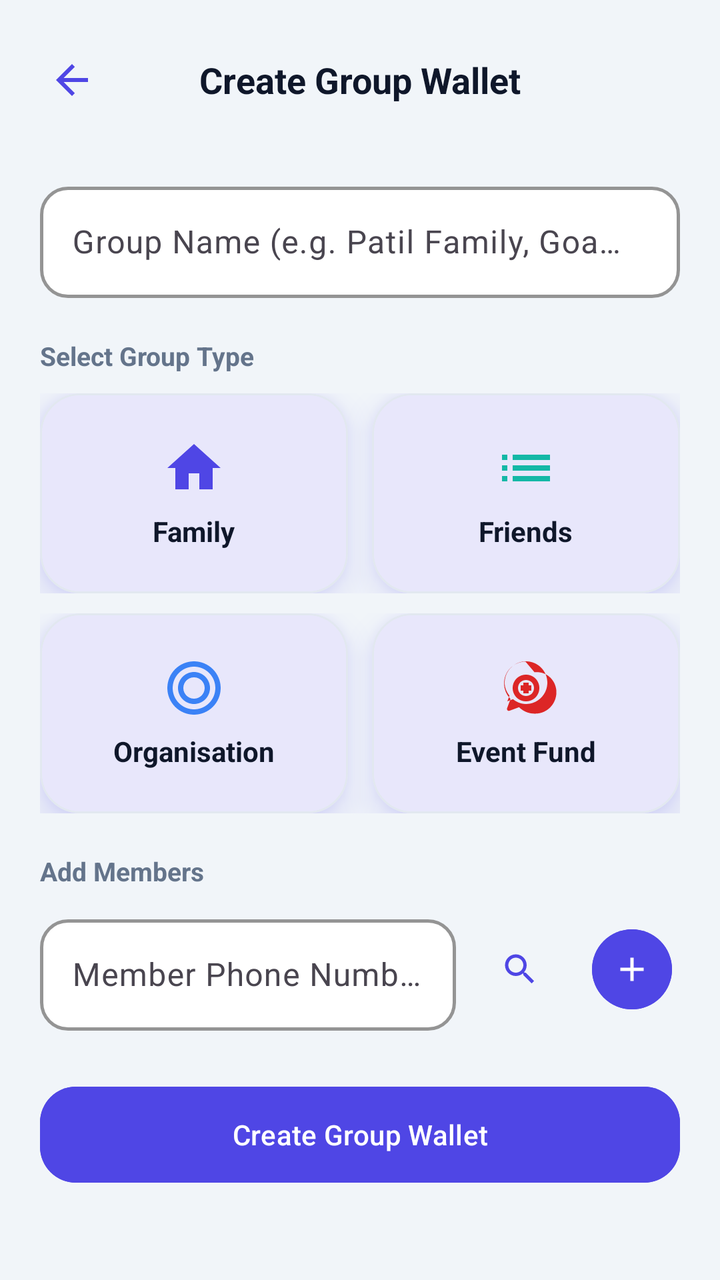
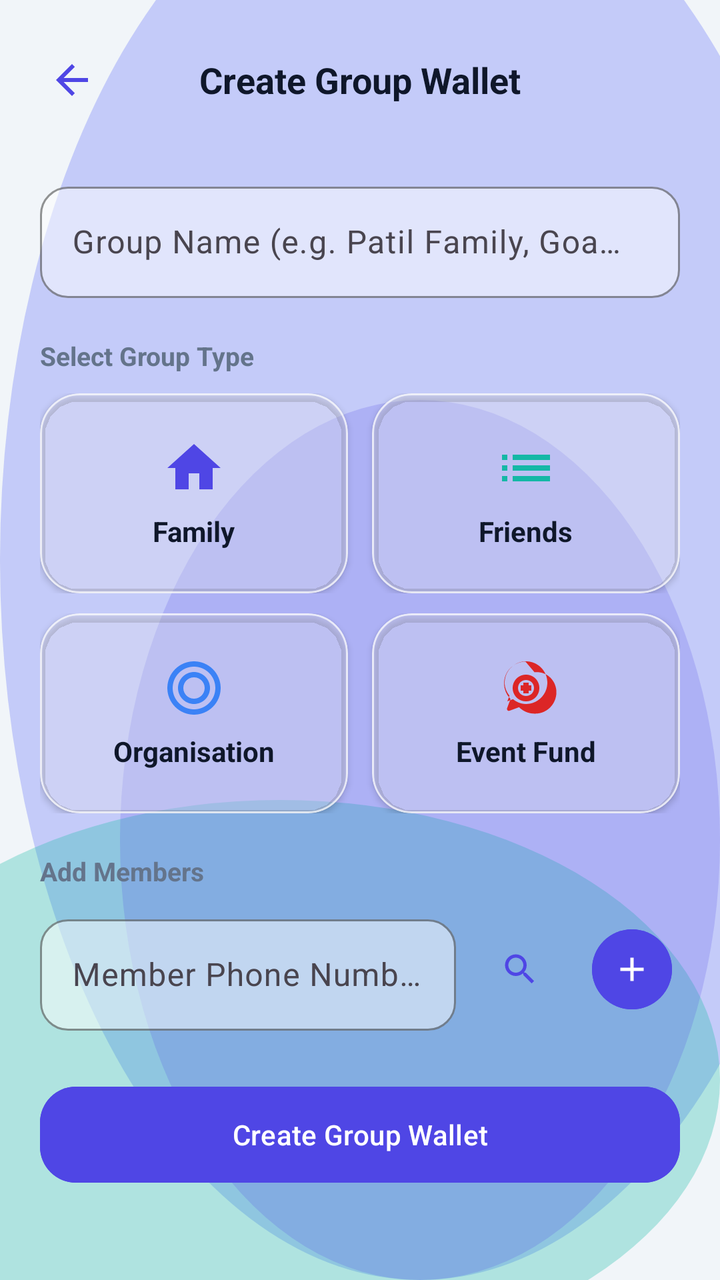

Screens rendered from an Android XML layout before and after an edit, with the pre-edit source and the edit as a unified diff.
<!-- AndroidManifest.xml: application theme Theme.MoneyLens -->
<!-- res/layout/activity_create_group.xml -->
<?xml version="1.0" encoding="utf-8"?>
<androidx.coordinatorlayout.widget.CoordinatorLayout xmlns:android="http://schemas.android.com/apk/res/android"
    xmlns:app="http://schemas.android.com/apk/res-auto"
    xmlns:tools="http://schemas.android.com/tools"
    android:layout_width="match_parent"
    android:layout_height="match_parent"
    android:background="@color/colorBackground">

    <LinearLayout
        android:layout_width="match_parent"
        android:layout_height="match_parent"
        android:orientation="vertical">

        
        <RelativeLayout
            android:id="@+id/layoutAppBar"
            android:layout_width="match_parent"
            android:layout_height="56dp"
            android:layout_marginTop="12dp"
            android:paddingHorizontal="16dp">

            <ImageView
                android:id="@+id/btnBack"
                android:layout_width="40dp"
                android:layout_height="40dp"
                android:layout_centerVertical="true"
                android:padding="8dp"
                android:src="@drawable/ic_back"
                android:background="?attr/selectableItemBackgroundBorderless"
                android:contentDescription="Back" />

            <TextView
                android:layout_width="wrap_content"
                android:layout_height="wrap_content"
                android:layout_centerInParent="true"
                android:text="Create Group Wallet"
                android:textColor="@color/colorTextPrimary"
                android:textSize="18sp"
                android:textStyle="bold" />
        </RelativeLayout>

        <androidx.core.widget.NestedScrollView
            android:layout_width="match_parent"
            android:layout_height="0dp"
            android:layout_weight="1"
            android:fillViewport="true">

            <LinearLayout
                android:layout_width="match_parent"
                android:layout_height="wrap_content"
                android:orientation="vertical"
                android:padding="20dp">

                
                <com.google.android.material.textfield.TextInputLayout
                    android:id="@+id/inputLayoutGroupName"
                    style="@style/ClayInput"
                    android:layout_width="match_parent"
                    android:layout_height="wrap_content"
                    android:hint="Group Name (e.g. Patil Family, Goa Trip)"
                    android:layout_marginBottom="20dp">

                    <com.google.android.material.textfield.TextInputEditText
                        android:id="@+id/etGroupName"
                        android:layout_width="match_parent"
                        android:layout_height="wrap_content"
                        android:inputType="textCapWords" />
                </com.google.android.material.textfield.TextInputLayout>

                
                <TextView
                    android:layout_width="wrap_content"
                    android:layout_height="wrap_content"
                    android:text="Select Group Type"
                    android:textColor="@color/colorTextSecondary"
                    android:textSize="13sp"
                    android:textStyle="bold"
                    android:layout_marginBottom="10dp" />

                
                <LinearLayout
                    android:layout_width="match_parent"
                    android:layout_height="wrap_content"
                    android:orientation="vertical"
                    android:layout_marginBottom="20dp">

                    
                    <LinearLayout
                        android:layout_width="match_parent"
                        android:layout_height="wrap_content"
                        android:orientation="horizontal"
                        android:layout_marginBottom="10dp">

                        
                        <com.google.android.material.card.MaterialCardView
                            android:id="@+id/cardTypeFamily"
                            style="@style/ClayCard"
                            android:layout_width="0dp"
                            android:layout_height="100dp"
                            android:layout_weight="1"
                            android:layout_marginEnd="6dp"
                            android:clickable="true"
                            android:focusable="true">

                            <LinearLayout
                                android:layout_width="match_parent"
                                android:layout_height="match_parent"
                                android:orientation="vertical"
                                android:gravity="center"
                                android:padding="8dp">

                                <ImageView
                                    android:layout_width="32dp"
                                    android:layout_height="32dp"
                                    android:src="@drawable/ic_home"
                                    app:tint="@color/colorPrimary" />

                                <TextView
                                    android:layout_width="wrap_content"
                                    android:layout_height="wrap_content"
                                    android:layout_marginTop="6dp"
                                    android:text="Family"
                                    android:textColor="@color/colorTextPrimary"
                                    android:textSize="14sp"
                                    android:textStyle="bold" />
                            </LinearLayout>
                        </com.google.android.material.card.MaterialCardView>

                        
                        <com.google.android.material.card.MaterialCardView
                            android:id="@+id/cardTypeFriends"
                            style="@style/ClayCard"
                            android:layout_width="0dp"
                            android:layout_height="100dp"
                            android:layout_weight="1"
                            android:layout_marginStart="6dp"
                            android:clickable="true"
                            android:focusable="true">

                            <LinearLayout
                                android:layout_width="match_parent"
                                android:layout_height="match_parent"
                                android:orientation="vertical"
                                android:gravity="center"
                                android:padding="8dp">

                                <ImageView
                                    android:layout_width="32dp"
                                    android:layout_height="32dp"
                                    android:src="@drawable/ic_list"
                                    app:tint="@color/colorSecondary" />

                                <TextView
                                    android:layout_width="wrap_content"
                                    android:layout_height="wrap_content"
                                    android:layout_marginTop="6dp"
                                    android:text="Friends"
                                    android:textColor="@color/colorTextPrimary"
                                    android:textSize="14sp"
                                    android:textStyle="bold" />
                            </LinearLayout>
                        </com.google.android.material.card.MaterialCardView>
                    </LinearLayout>

                    
                    <LinearLayout
                        android:layout_width="match_parent"
                        android:layout_height="wrap_content"
                        android:orientation="horizontal">

                        
                        <com.google.android.material.card.MaterialCardView
                            android:id="@+id/cardTypeOrg"
                            style="@style/ClayCard"
                            android:layout_width="0dp"
                            android:layout_height="100dp"
                            android:layout_weight="1"
                            android:layout_marginEnd="6dp"
                            android:clickable="true"
                            android:focusable="true">

                            <LinearLayout
                                android:layout_width="match_parent"
                                android:layout_height="match_parent"
                                android:orientation="vertical"
                                android:gravity="center"
                                android:padding="8dp">

                                <ImageView
                                    android:layout_width="32dp"
                                    android:layout_height="32dp"
                                    android:src="@drawable/ic_budget"
                                    app:tint="@color/colorAccent" />

                                <TextView
                                    android:layout_width="wrap_content"
                                    android:layout_height="wrap_content"
                                    android:layout_marginTop="6dp"
                                    android:text="Organisation"
                                    android:textColor="@color/colorTextPrimary"
                                    android:textSize="14sp"
                                    android:textStyle="bold" />
                            </LinearLayout>
                        </com.google.android.material.card.MaterialCardView>

                        
                        <com.google.android.material.card.MaterialCardView
                            android:id="@+id/cardTypeEvent"
                            style="@style/ClayCard"
                            android:layout_width="0dp"
                            android:layout_height="100dp"
                            android:layout_weight="1"
                            android:layout_marginStart="6dp"
                            android:clickable="true"
                            android:focusable="true">

                            <LinearLayout
                                android:layout_width="match_parent"
                                android:layout_height="match_parent"
                                android:orientation="vertical"
                                android:gravity="center"
                                android:padding="8dp">

                                <ImageView
                                    android:layout_width="32dp"
                                    android:layout_height="32dp"
                                    android:src="@drawable/ic_money_saving"
                                    app:tint="@color/colorDanger" />

                                <TextView
                                    android:layout_width="wrap_content"
                                    android:layout_height="wrap_content"
                                    android:layout_marginTop="6dp"
                                    android:text="Event Fund"
                                    android:textColor="@color/colorTextPrimary"
                                    android:textSize="14sp"
                                    android:textStyle="bold" />
                            </LinearLayout>
                        </com.google.android.material.card.MaterialCardView>
                    </LinearLayout>
                </LinearLayout>

                
                <TextView
                    android:layout_width="wrap_content"
                    android:layout_height="wrap_content"
                    android:text="Add Members"
                    android:textColor="@color/colorTextSecondary"
                    android:textSize="13sp"
                    android:textStyle="bold"
                    android:layout_marginBottom="10dp" />

                
                <LinearLayout
                    android:layout_width="match_parent"
                    android:layout_height="wrap_content"
                    android:orientation="horizontal"
                    android:gravity="center_vertical"
                    android:layout_marginBottom="16dp">

                    <com.google.android.material.textfield.TextInputLayout
                        android:id="@+id/inputLayoutMemberPhone"
                        style="@style/ClayInput"
                        android:layout_width="0dp"
                        android:layout_height="wrap_content"
                        android:layout_weight="1"
                        android:hint="Member Phone Number">

                        <com.google.android.material.textfield.TextInputEditText
                            android:id="@+id/etMemberPhone"
                            android:layout_width="match_parent"
                            android:layout_height="wrap_content"
                            android:inputType="phone" />
                    </com.google.android.material.textfield.TextInputLayout>

                    <com.google.android.material.button.MaterialButton
                        android:id="@+id/btnPickContact"
                        style="@style/Widget.Material3.Button.IconButton"
                        android:layout_width="48dp"
                        android:layout_height="48dp"
                        android:layout_marginStart="8dp"
                        app:icon="@drawable/ic_search"
                        app:iconTint="@color/colorPrimary"
                        android:contentDescription="Pick Contact" />

                    <com.google.android.material.button.MaterialButton
                        android:id="@+id/btnAddMember"
                        style="@style/Widget.Material3.Button.IconButton"
                        android:layout_width="48dp"
                        android:layout_height="48dp"
                        android:layout_marginStart="8dp"
                        app:icon="@drawable/ic_add"
                        app:iconTint="@android:color/white"
                        android:backgroundTint="@color/colorPrimary"
                        android:contentDescription="Add Member to List" />
                </LinearLayout>

                
                <com.google.android.material.card.MaterialCardView
                    android:id="@+id/cardMembersContainer"
                    style="@style/ClayCard"
                    android:layout_width="match_parent"
                    android:layout_height="wrap_content"
                    android:layout_marginBottom="24dp"
                    android:visibility="gone">

                    <LinearLayout
                        android:id="@+id/layoutSelectedMembers"
                        android:layout_width="match_parent"
                        android:layout_height="wrap_content"
                        android:orientation="vertical"
                        android:padding="12dp" />
                </com.google.android.material.card.MaterialCardView>

                
                <com.google.android.material.button.MaterialButton
                    android:id="@+id/btnCreateGroup"
                    style="@style/ClayButton"
                    android:layout_width="match_parent"
                    android:layout_height="wrap_content"
                    android:text="Create Group Wallet"
                    android:backgroundTint="@color/colorPrimary"
                    android:textColor="@android:color/white"
                    android:layout_marginTop="12dp" />

            </LinearLayout>
        </androidx.core.widget.NestedScrollView>
    </LinearLayout>

</androidx.coordinatorlayout.widget.CoordinatorLayout>
<!-- resources referenced by this layout -->
<resources>
  <style name="ClayButton" parent="Widget.Material3.Button">
          <item name="cornerRadius">@dimen/clay_button_radius</item>
          <item name="android:paddingVertical">14dp</item>
          <item name="backgroundTint">@color/colorPrimary</item>
          <item name="android:textColor">@color/colorOnPrimary</item>
          <item name="iconTint">@color/colorOnPrimary</item>
          <item name="android:elevation">6dp</item>
          <item name="android:outlineSpotShadowColor" tools:targetApi="p">@color/colorPrimaryShadow</item>
          <item name="android:insetTop">0dp</item>
          <item name="android:insetBottom">0dp</item>
      </style>
  <style name="ClayCard" parent="Widget.Material3.CardView.Elevated">
          <item name="cardCornerRadius">@dimen/clay_card_radius</item>
          <item name="cardElevation">10dp</item>
          <item name="android:stateListAnimator">@null</item>
          <item name="strokeColor">@color/colorCardBorder</item>
          <item name="strokeWidth">1dp</item>
          <item name="cardBackgroundColor">@color/colorSurface</item>
          <item name="android:outlineSpotShadowColor" tools:targetApi="p">@color/colorPrimary</item>
          <item name="android:outlineAmbientShadowColor" tools:targetApi="p">@color/colorPrimary</item>
      </style>
  <style name="ClayInput" parent="Widget.Material3.TextInputLayout.OutlinedBox">
          <item name="boxCornerRadiusTopStart">@dimen/clay_input_radius</item>
          <item name="boxCornerRadiusTopEnd">@dimen/clay_input_radius</item>
          <item name="boxCornerRadiusBottomStart">@dimen/clay_input_radius</item>
          <item name="boxCornerRadiusBottomEnd">@dimen/clay_input_radius</item>
          <item name="boxStrokeColor">@color/colorCardBorder</item>
          <item name="boxStrokeWidth">1.5dp</item>
          <item name="boxStrokeWidthFocused">2.5dp</item>
          <item name="boxBackgroundColor">@color/colorSurface</item>
          <item name="hintTextColor">@color/colorPrimary</item>
      </style>
  <color name="colorPrimaryShadow">#3730A3</color>
  <color name="colorCardBorder">#E2E8F0</color>
  <style name="Base.Theme.MoneyLens" parent="Theme.Material3.Light.NoActionBar">
          
          <item name="colorPrimary">@color/colorPrimary</item>
          <item name="colorOnPrimary">@color/colorOnPrimary</item>
          <item name="colorSecondary">@color/colorSecondary</item>
          <item name="colorError">@color/colorDanger</item>
          <item name="android:windowBackground">@color/colorBackground</item>
          <item name="colorSurface">@color/colorSurface</item>
          <item name="android:colorBackground">@color/colorBackground</item>
          <item name="colorOnSurface">@color/colorTextPrimary</item>
  
          
          <item name="android:statusBarColor">@color/colorBackground</item>
          <item name="android:windowLightStatusBar" tools:targetApi="m">true</item>
          <item name="android:navigationBarColor">@color/colorBackground</item>
      </style>
  <!-- unchanged entries left out for length: 21 -->
</resources>

<!-- the commit's change to res/layout/activity_create_group.xml (unified diff, before → after) -->
@@ -4,7 +4,7 @@
     xmlns:tools="http://schemas.android.com/tools"
     android:layout_width="match_parent"
     android:layout_height="match_parent"
-    android:background="@color/colorBackground">
+    android:background="@drawable/bg_mesh_gradient">
 
     <LinearLayout
         android:layout_width="match_parent"
<!-- resource entries referenced after the edit -->
@@ -1,41 +1,73 @@
 <!-- resources referenced by this layout -->
 <resources>
+  <!-- drawable bg_mesh_gradient (drawable) -->
+  <?xml version="1.0" encoding="utf-8"?>
+  <layer-list xmlns:android="http://schemas.android.com/apk/res/android">
+      
+      <item>
+          <shape android:shape="rectangle">
+              <solid android:color="@color/colorBackground" />
+          </shape>
+      </item>
+      
+      <item android:top="-80dp" android:right="-60dp">
+          <shape android:shape="oval">
+              <solid android:color="@color/glassMeshOrb1" />
+              <size android:width="280dp" android:height="280dp" />
+          </shape>
+      </item>
+      
+      <item android:bottom="-40dp" android:left="-80dp" android:top="400dp">
+          <shape android:shape="oval">
+              <solid android:color="@color/glassMeshOrb2" />
+              <size android:width="240dp" android:height="240dp" />
+          </shape>
+      </item>
+      
+      <item android:top="200dp" android:left="60dp">
+          <shape android:shape="oval">
+              <solid android:color="@color/glassMeshOrb3" />
+              <size android:width="200dp" android:height="200dp" />
+          </shape>
+      </item>
+  </layer-list>
   <style name="ClayButton" parent="Widget.Material3.Button">
           <item name="cornerRadius">@dimen/clay_button_radius</item>
           <item name="android:paddingVertical">14dp</item>
           <item name="backgroundTint">@color/colorPrimary</item>
           <item name="android:textColor">@color/colorOnPrimary</item>
           <item name="iconTint">@color/colorOnPrimary</item>
-          <item name="android:elevation">6dp</item>
-          <item name="android:outlineSpotShadowColor" tools:targetApi="p">@color/colorPrimaryShadow</item>
+          <item name="android:elevation">4dp</item>
           <item name="android:insetTop">0dp</item>
           <item name="android:insetBottom">0dp</item>
       </style>
   <style name="ClayCard" parent="Widget.Material3.CardView.Elevated">
           <item name="cardCornerRadius">@dimen/clay_card_radius</item>
-          <item name="cardElevation">10dp</item>
+          <item name="cardElevation">2dp</item>
           <item name="android:stateListAnimator">@null</item>
-          <item name="strokeColor">@color/colorCardBorder</item>
+          <item name="strokeColor">@color/glassCardBorder</item>
           <item name="strokeWidth">1dp</item>
-          <item name="cardBackgroundColor">@color/colorSurface</item>
-          <item name="android:outlineSpotShadowColor" tools:targetApi="p">@color/colorPrimary</item>
-          <item name="android:outlineAmbientShadowColor" tools:targetApi="p">@color/colorPrimary</item>
+          <item name="cardBackgroundColor">@color/glassCardBg</item>
       </style>
   <style name="ClayInput" parent="Widget.Material3.TextInputLayout.OutlinedBox">
           <item name="boxCornerRadiusTopStart">@dimen/clay_input_radius</item>
           <item name="boxCornerRadiusTopEnd">@dimen/clay_input_radius</item>
           <item name="boxCornerRadiusBottomStart">@dimen/clay_input_radius</item>
           <item name="boxCornerRadiusBottomEnd">@dimen/clay_input_radius</item>
-          <item name="boxStrokeColor">@color/colorCardBorder</item>
-          <item name="boxStrokeWidth">1.5dp</item>
-          <item name="boxStrokeWidthFocused">2.5dp</item>
-          <item name="boxBackgroundColor">@color/colorSurface</item>
+          <item name="boxStrokeColor">@color/glassInputBorder</item>
+          <item name="boxStrokeWidth">1dp</item>
+          <item name="boxStrokeWidthFocused">2dp</item>
+          <item name="boxBackgroundColor">@color/glassInputBg</item>
           <item name="hintTextColor">@color/colorPrimary</item>
       </style>
-  <color name="colorPrimaryShadow">#3730A3</color>
-  <color name="colorCardBorder">#E2E8F0</color>
+  <color name="glassMeshOrb1">#66818CF8</color>
+  <color name="glassMeshOrb2">#4D14B8A6</color>
+  <color name="glassMeshOrb3">#334F46E5</color>
+  <color name="glassCardBorder">#B3FFFFFF</color>
+  <color name="glassCardBg">#8CFFFFFF</color>
+  <color name="glassInputBorder">#A6FFFFFF</color>
+  <color name="glassInputBg">#80FFFFFF</color>
   <style name="Base.Theme.MoneyLens" parent="Theme.Material3.Light.NoActionBar">
-          
           <item name="colorPrimary">@color/colorPrimary</item>
           <item name="colorOnPrimary">@color/colorOnPrimary</item>
           <item name="colorSecondary">@color/colorSecondary</item>
@@ -46,9 +78,10 @@
           <item name="colorOnSurface">@color/colorTextPrimary</item>
   
           
-          <item name="android:statusBarColor">@color/colorBackground</item>
+          <item name="android:statusBarColor">@android:color/transparent</item>
           <item name="android:windowLightStatusBar" tools:targetApi="m">true</item>
-          <item name="android:navigationBarColor">@color/colorBackground</item>
+          <item name="android:navigationBarColor">@android:color/transparent</item>
+          <item name="android:windowDrawsSystemBarBackgrounds">true</item>
       </style>
   <!-- unchanged entries left out for length: 21 -->
 </resources>
